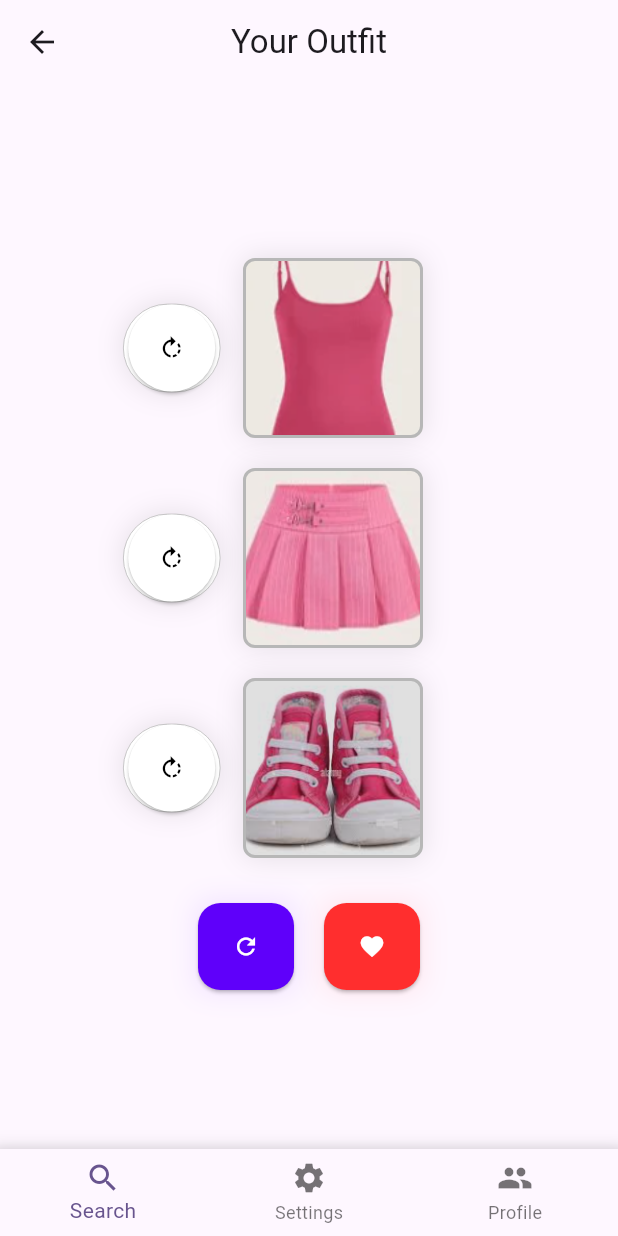
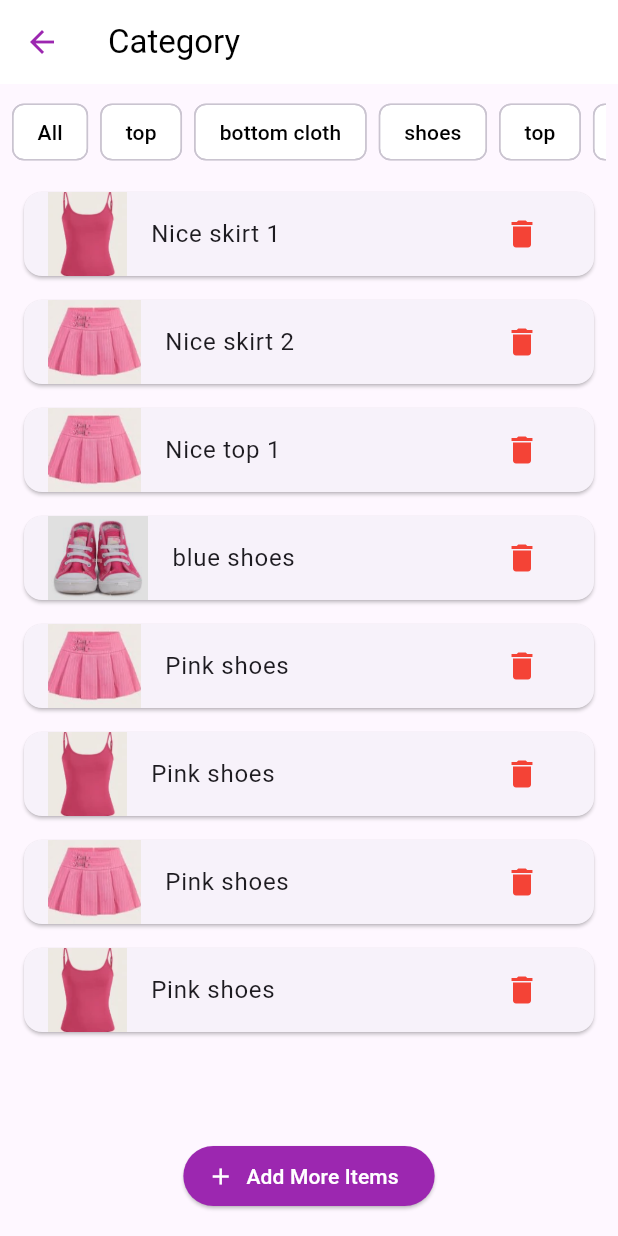
Before and after one commit to gaianardella/decla, a Flutter app: the screen it shows after launch, on a phone screen of 412 x 824 dp. Run offline on Flutter 3.47's test engine with Material 3 defaults, Android fonts, the phone set to English and light mode, and no system bars; our stand-ins replace device_preview, flutter_svg.

Commit message:
complete the Manage closet page

```diff
--- a/lib/main.dart
+++ b/lib/main.dart
@@ -1,5 +1,6 @@
 import 'package:decla/pages/home.dart';
 import 'package:decla/pages/login_page.dart';
+import 'package:decla/pages/manage_closet.dart';
 import 'package:decla/pages/signup_page.dart';
 import 'package:decla/pages/outfit_generator.dart';
 import 'package:flutter/material.dart';
@@ -53,7 +54,8 @@ class MyApp extends StatelessWidget {
       ),
       // home: LoginPage(),
       // home: SignupPage(),
-      home: OutfitGenerator(),
+      // home: OutfitGenerator(),
+      home: ManageCloset(),
     );
   }
 }
--- /dev/null
+++ b/lib/pages/manage_closet.dart
@@ -0,0 +1,131 @@
+import 'package:flutter/material.dart';
+
+class ManageCloset extends StatelessWidget {
+  @override
+  Widget build(BuildContext context) {
+    return MaterialApp(
+      title: 'Manage Closet',
+      theme: ThemeData(
+        primarySwatch: Colors.blue,
+      ),
+      home: HomeScreen(),
+    );
+  }
+}
+
+class HomeScreen extends StatefulWidget {
+  @override
+  _HomeScreenState createState() => _HomeScreenState();
+}
+
+class _HomeScreenState extends State<HomeScreen> {
+  final List<Map<String, String>> items = [
+    {'image': 'assets/images/top.png', 'label': 'Nice skirt 1'},
+    {'image': 'assets/images/skirt.png', 'label': 'Nice skirt 2'},
+    {'image': 'assets/images/skirt.png', 'label': 'Nice top 1'},
+    {'image': 'assets/images/shoes.png', 'label': 'blue shoes'},
+    {'image': 'assets/images/skirt.png', 'label': 'Pink shoes'},
+    {'image': 'assets/images/top.png', 'label': 'Pink shoes'},
+    {'image': 'assets/images/skirt.png', 'label': 'Pink shoes'},
+    {'image': 'assets/images/top.png', 'label': 'Pink shoes'},
+  ];
+
+  void _deleteItem(int index) {
+    setState(() {
+      items.removeAt(index);
+    });
+  }
+
+  String _selectedChip = '';
+  @override
+  Widget build(BuildContext context) {
+    return Scaffold(
+      appBar: AppBar(
+        leading: IconButton(
+          icon: Icon(Icons.arrow_back, color: Colors.purple),
+          onPressed: () {},
+        ),
+        title: Text('Category', style: TextStyle(color: Colors.black)),
+        backgroundColor: Colors.white,
+        elevation: 0,
+      ),
+      body: Column(
+        children: [
+          Padding(
+            padding: const EdgeInsets.all(8.0),
+            child: SingleChildScrollView(
+              scrollDirection: Axis.horizontal,
+              child: Row(
+                children: [
+                  _buildFilterChip('All'),
+                  SizedBox(width: 8),
+                  _buildFilterChip('top'),
+                  SizedBox(width: 8),
+                  _buildFilterChip('bottom cloth'),
+                  SizedBox(width: 8),
+                  _buildFilterChip('shoes'),
+                  SizedBox(width: 8),
+                  _buildFilterChip('top'),
+                  SizedBox(width: 8),
+                  _buildFilterChip('bottom'),
+                  // Add more FilterChips as needed
+                ],
+              ),
+            ),
+          ),
+          Expanded(
+            child: ListView.builder(
+              itemCount: items.length,
+              itemBuilder: (context, index) {
+                return Card(
+                  margin: EdgeInsets.symmetric(vertical: 8.0, horizontal: 16.0),
+                  child: ListTile(
+                    leading: Image.asset(items[index]['image']!),
+                    title: Text(items[index]['label']!),
+                    trailing: IconButton(
+                      icon: Icon(Icons.delete, color: Colors.red),
+                      onPressed: () => _deleteItem(index),
+                    ),
+                  ),
+                );
+              },
+            ),
+          ),
+          Padding(
+            padding: const EdgeInsets.all(16.0),
+            child: ElevatedButton.icon(
+              onPressed: () {},
+              icon: Icon(Icons.add),
+              label: Text('Add More Items'),
+              style: ElevatedButton.styleFrom(
+                backgroundColor: Colors.purple,
+                foregroundColor: Colors.white,
+              ),
+            ),
+          ),
+        ],
+      ),
+    );
+  }
+
+  Widget _buildFilterChip(String label) {
+    return FilterChip(
+      label: Text(
+        label,
+        style: TextStyle(
+          color: _selectedChip == label ? Colors.white : Colors.black,
+        ),
+      ),
+      selected: _selectedChip == label,
+      onSelected: (selected) {
+        setState(() {
+          _selectedChip = selected ? label : '';
+        });
+      },
+      selectedColor: Colors.green,
+      backgroundColor: Colors.white,
+      checkmarkColor: Colors
+          .white, // Optional: makes the checkmark more visible on green background
+    );
+  }
+}
```
